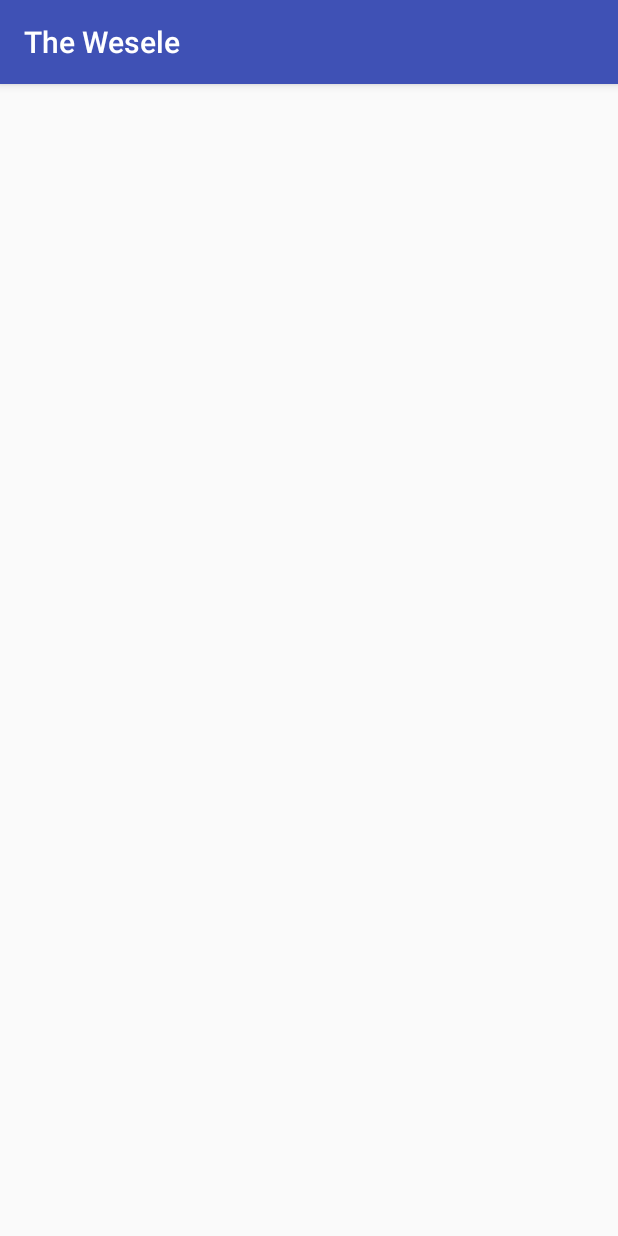
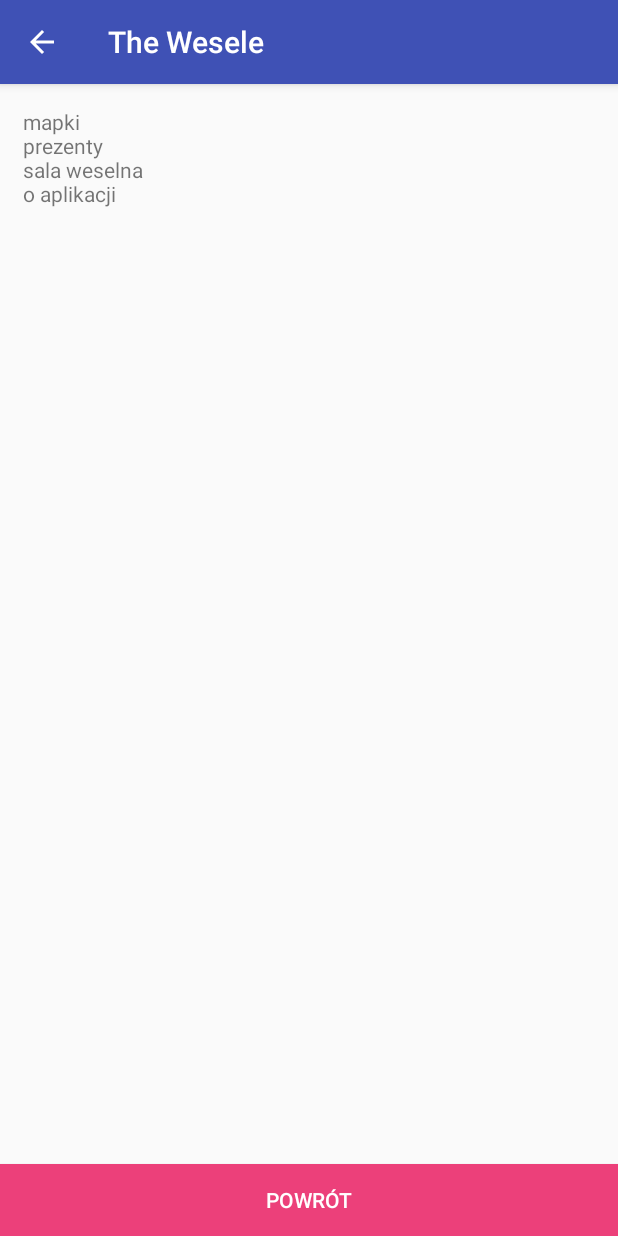
Before and after one commit to rafaluk/TheWesele, an Android app: the DetailsActivity screen opened directly, with no data from a screen before it, on a phone screen of 412 x 824 dp. Run offline under Robolectric (Android 15) with nearby library versions, the phone set to English and light mode, and no system bars.

Commit message:
back button na action bare

```diff
--- a/app/src/main/java/com/example/rafalklat/thewesele/ContactActivity.java
+++ b/app/src/main/java/com/example/rafalklat/thewesele/ContactActivity.java
@@ -15,6 +15,7 @@ public class ContactActivity extends AppCompatActivity {
     protected void onCreate(Bundle savedInstanceState) {
         super.onCreate(savedInstanceState);
         setContentView(R.layout.activity_contact);
+        getSupportActionBar().setDisplayHomeAsUpEnabled(true);
 
         Button back = (Button) findViewById(R.id.back);
         ImageView asiniTel = (ImageView) findViewById(R.id.asiniTel);
--- a/app/src/main/java/com/example/rafalklat/thewesele/DetailsActivity.java
+++ b/app/src/main/java/com/example/rafalklat/thewesele/DetailsActivity.java
@@ -1,7 +1,10 @@
 package com.example.rafalklat.thewesele;
 
+import android.content.Intent;
 import android.support.v7.app.AppCompatActivity;
 import android.os.Bundle;
+import android.view.View;
+import android.widget.Button;
 
 public class DetailsActivity extends AppCompatActivity {
 
@@ -9,5 +12,15 @@ public class DetailsActivity extends AppCompatActivity {
     protected void onCreate(Bundle savedInstanceState) {
         super.onCreate(savedInstanceState);
         setContentView(R.layout.activity_details);
+        getSupportActionBar().setDisplayHomeAsUpEnabled(true);
+
+        Button back = (Button) findViewById(R.id.back);
+
+        back.setOnClickListener(new View.OnClickListener() {
+            @Override
+            public void onClick(View v) {
+               finish();
+            }
+        });
     }
 }
--- a/app/src/main/java/com/example/rafalklat/thewesele/MainActivity.java
+++ b/app/src/main/java/com/example/rafalklat/thewesele/MainActivity.java
@@ -41,8 +41,8 @@ public class MainActivity extends AppCompatActivity {
         details_button.setOnClickListener(new View.OnClickListener() {
             @Override
             public void onClick(View v) {
-                //TODO przekierowanie do aktywnosci szczegoly
-            }
+                Intent myIntent = new Intent(MainActivity.this, DetailsActivity.class);
+                MainActivity.this.startActivity(myIntent);            }
         });
 
         contact_button.setOnClickListener(new View.OnClickListener() {
--- a/app/src/main/res/layout/activity_details.xml
+++ b/app/src/main/res/layout/activity_details.xml
@@ -5,5 +5,30 @@
     android:layout_width="match_parent"
     android:layout_height="match_parent"
     tools:context="com.example.rafalklat.thewesele.DetailsActivity">
+<LinearLayout
+    android:layout_width="match_parent"
+    android:layout_height="match_parent"
+    android:orientation="vertical">
+
+    <TextView
+        android:layout_width="wrap_content"
+        android:layout_height="wrap_content"
+        android:text="mapki\nprezenty\nsala weselna\no aplikacji"
+        android:layout_margin="15dp"/>
+
+    <RelativeLayout
+        android:layout_width="match_parent"
+        android:layout_height="match_parent">
+
+        <Button
+            android:layout_width="match_parent"
+            android:layout_height="wrap_content"
+            android:text="powrót"
+            android:id="@+id/back"
+            android:layout_alignParentBottom="true"
+            style="@style/Fuksja"/>
+
+    </RelativeLayout>
+</LinearLayout>
 
 </android.support.constraint.ConstraintLayout>
```
Also changed, not shown: app/src/main/AndroidManifest.xml (+12 -2 lines).
